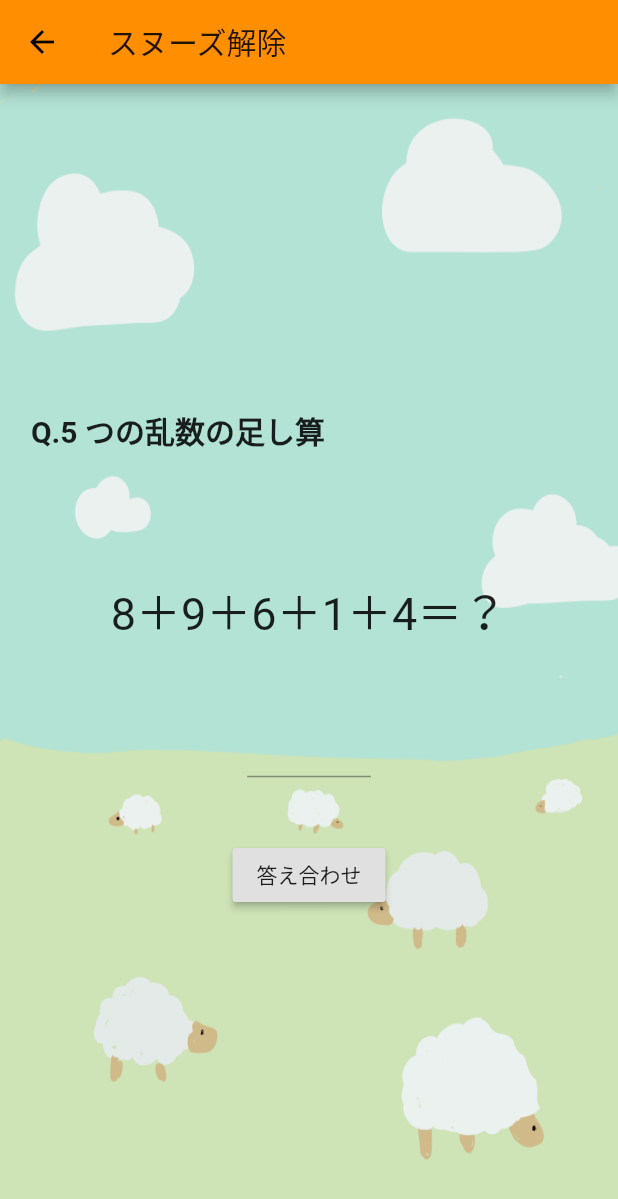
After one commit to 06itsuki08/alarm_clock, a Flutter app: the SnoozeStop screen opened by its route, on a phone screen of 412 x 824 dp. The commit adds this screen. Shown: the top 1199 px of the screen. Run offline on Flutter 3.47's test engine with Material 2 defaults, Android fonts, the light colour scheme and no system bars; our stand-ins replace flutter_local_notifications, shared_preferences, timezone, vibration; missing offline and left inert: barcode_scan, flutter_ringtone_player, workmanager; accounts and stored records are empty; Roboto replaces fonts that are missing (MPLUSRounded).

Commit message:
簡易クイズ追加

```diff
--- a/lib/main.dart
+++ b/lib/main.dart
@@ -6,6 +6,7 @@ import 'package:alarm_clock/screen/alarmstop.dart';
 import 'package:alarm_clock/screen/home.dart';
 import 'package:alarm_clock/screen/mainmenu.dart';
 import 'package:alarm_clock/screen/setting.dart';
+import 'package:alarm_clock/screen/snoozestop.dart';
 import 'package:alarm_clock/val/color.dart';
 import 'package:alarm_clock/val/string.dart';
 import 'package:flutter/cupertino.dart';
@@ -45,7 +46,7 @@ Future<void> main() async {
   IsolateNameServer.registerPortWithName(receivePort.sendPort, sendPortName);
 
 // initialise the plugin. app_icon needs to be a added as a drawable resource to the Android head project
-  Workmanager.initialize(callbackDispatcher, isInDebugMode: true);
+  Workmanager.initialize(callbackDispatcher, isInDebugMode: false);
 
   const AndroidInitializationSettings initializationSettingsAndroid =
       AndroidInitializationSettings('@drawable/notification_icon');
@@ -97,6 +98,7 @@ class MyApp extends StatelessWidget {
         '/alarmsetting': (context) => AlarmSetting(),
         '/setting': (context) => Setting(),
         '/alarmstop': (context) => AlarmStop(),
+        '/snoozestop': (context) => SnoozeStop(),
       },
     );
   }
--- a/lib/screen/alarmsetting.dart
+++ b/lib/screen/alarmsetting.dart
@@ -44,6 +44,7 @@ class _AlarmSettingState extends State<AlarmSetting> {
   @override
   Widget build(BuildContext context) {
     return Scaffold(
+      resizeToAvoidBottomInset: false,
       extendBody: true,
       extendBodyBehindAppBar: true,
       //body アプリのメイン画面
--- a/lib/screen/mainmenu.dart
+++ b/lib/screen/mainmenu.dart
@@ -94,6 +94,12 @@ class _MainMenuState extends State<MainMenu> {
                           crossAxisAlignment: CrossAxisAlignment.center,
                           mainAxisAlignment: MainAxisAlignment.start,
                           children: <Widget>[
+                            RaisedButton(
+                              child: Text('QuizTest'),
+                              onPressed: () {
+                                Navigator.pushNamed(context, '/snoozestop');
+                              },
+                            ),
                             heightSpacer(height: size.height * 0.01),
                             Container(
                               color: Colors.white.withOpacity(0.5),
--- /dev/null
+++ b/lib/screen/snoozestop.dart
@@ -0,0 +1,233 @@
+import 'package:alarm_clock/module/move_alarm.dart';
+import 'package:alarm_clock/module/quiz.dart';
+import 'package:alarm_clock/val/string.dart';
+import 'package:flutter/material.dart';
+import 'dart:math' as math;
+
+class SnoozeStop extends StatefulWidget {
+  @override
+  _SnoozeStopState createState() => _SnoozeStopState();
+}
+
+class _SnoozeStopState extends State<SnoozeStop> {
+  bool quizMistake; //クイズを間違えたか
+  bool quizClear; //クイズが正解したか
+  TextEditingController controller;
+
+  @override
+  void initState() {
+    super.initState();
+    quizClear = false;
+    quizMistake = false;
+    controller = TextEditingController();
+  }
+
+  @override
+  void dispose() {
+    super.dispose();
+  }
+
+  @override
+  Widget build(BuildContext context) {
+    return Scaffold(
+        resizeToAvoidBottomInset: false,
+        appBar: AppBar(
+          title: Text(snoozestop),
+        ),
+        body: Container(
+            height: size.height,
+            width: size.width,
+            decoration: BoxDecoration(
+              image: DecorationImage(
+                image: AssetImage("assets/images/background.png"),
+                fit: BoxFit.fill,
+              ),
+            ),
+            child: switchStopSnoozePage()));
+  }
+
+  switchStopSnoozePage() {
+    if (quizClear == false) {
+      //クイズ画面
+      print('call build quizScreen');
+      return randomQuizSelect();
+    } else if (quizClear) {
+      //スヌーズ解除完了画面
+      return quizClearScreen();
+    }
+  }
+
+  //クイズ画面
+
+  randomQuizSelect() {
+    var random = new math.Random();
+    int selectedQuiz = random.nextInt(quizType);
+
+    switch (selectedQuiz) {
+      case 0:
+        List<int> randomNum = randomNumAdd(quizAnserNum);
+        return buildRandomNumAdd(randomNum);
+        break;
+      case 1:
+        Map<String, Color> randomColor = randomColorSelsect(quizAnserNum);
+        Color trueColor;
+        var values = randomColor.keys.toList();
+        var element = values[random.nextInt(values.length)];
+        trueColor = randomColor['$element'];
+        return buildRandomColorSelect(randomColor, trueColor);
+        break;
+    }
+  }
+
+  //クイズ正解後スヌーズ解除画面
+  quizClearScreen() {
+    return Column(
+      mainAxisAlignment: MainAxisAlignment.start,
+      crossAxisAlignment: CrossAxisAlignment.center,
+      children: <Widget>[
+        heightSpacer(height: size.height * 0.1),
+        Text(
+          '問題に正解しました！\n下のボタンからスヌーズ解除が出来ます',
+          style: TextStyle(fontSize: 20, fontWeight: FontWeight.bold),
+        ),
+        heightSpacer(height: size.height * 0.3),
+        //Test用
+        SizedBox(
+            height: size.height * 0.1,
+            width: size.width / 2,
+            child: RaisedButton(
+              onPressed: () async {
+                await stopAlarm10minSnooze();
+                setState(() {
+                  Navigator.pushNamedAndRemoveUntil(context, "/", (_) => false);
+                });
+              },
+              child: Text(
+                'Snooze解除',
+                style: TextStyle(fontSize: 20, fontWeight: FontWeight.bold),
+              ),
+            )),
+      ],
+    );
+  }
+
+//乱数の足し算の画面
+  buildRandomNumAdd(List<int> randomNumQuiz) {
+    return Column(
+      mainAxisAlignment: MainAxisAlignment.center,
+      crossAxisAlignment: CrossAxisAlignment.center,
+      children: [
+        Row(
+          mainAxisAlignment: MainAxisAlignment.center,
+          crossAxisAlignment: CrossAxisAlignment.center,
+          children: [
+            widthSpacer(width: size.width * 0.05),
+            Expanded(
+              child: Text(
+                'Q.$quizAnserNum つの乱数の足し算',
+                style: TextStyle(fontSize: 20, fontWeight: FontWeight.bold),
+                maxLines: 3,
+                softWrap: true,
+              ),
+            ),
+            widthSpacer(width: size.width * 0.05),
+          ],
+        ),
+        heightSpacer(height: size.height * 0.1),
+        Row(
+          mainAxisAlignment: MainAxisAlignment.center,
+          crossAxisAlignment: CrossAxisAlignment.center,
+          children: [
+            Text(
+              '${randomNumQuiz[0]}＋${randomNumQuiz[1]}＋${randomNumQuiz[2]}＋${randomNumQuiz[3]}＋${randomNumQuiz[4]}＝？',
+              style: TextStyle(fontSize: 30),
+            ),
+          ],
+        ),
+        heightSpacer(height: size.height * 0.05),
+        if (quizMistake)
+          Text(
+            '不正解',
+            style: TextStyle(color: Colors.red, fontSize: 18),
+          ),
+        SizedBox(
+          width: size.width * 0.2,
+          child: TextField(
+            enabled: true,
+            controller: controller,
+            cursorColor: Colors.amber,
+            keyboardType: TextInputType.number,
+            maxLines: 1,
+          ),
+        ),
+        heightSpacer(height: size.height * 0.05),
+        RaisedButton(
+          onPressed: () {
+            if (int.parse(controller.text) == randomNumQuiz[5]) {
+              setState(() {
+                quizClear = true;
+              });
+            } else {
+              setState(() {
+                quizMistake = true;
+              });
+            }
+          },
+          child: Text('答え合わせ'),
+        ),
+      ],
+    );
+  }
+
+  buildRandomColorSelect(
+    Map<String, Color> randomcolor,
+    Color trueColor,
+  ) {
+    List<String> randomColorName = randomcolor.keys.toList();
+    List<Color> randomColor = randomcolor.values.toList();
+    return Column(
+        mainAxisAlignment: MainAxisAlignment.start,
+        crossAxisAlignment: CrossAxisAlignment.center,
+        children: [
+          heightSpacer(height: size.height * 0.1),
+          Text(
+            'Q.下の四角形の色を答えてください',
+            style: TextStyle(fontSize: 20, fontWeight: FontWeight.bold),
+          ),
+          heightSpacer(height: size.height * 0.05),
+          //色の枠
+          SizedBox(
+            width: 100,
+            height: 100,
+            child: Container(
+              decoration: BoxDecoration(color: trueColor),
+            ),
+          ),
+          heightSpacer(height: size.height * 0.05),
+          if (quizMistake)
+            Text(
+              '不正解',
+              style: TextStyle(color: Colors.red, fontSize: 18),
+            ),
+          for (int i = 0; i < randomcolor.length; i++)
+            SizedBox(
+              width: size.width * 0.5,
+              child: RaisedButton(
+                onPressed: () {
+                  if (randomColor[i] == trueColor) {
+                    setState(() {
+                      quizClear = true;
+                    });
+                  } else {
+                    setState(() {
+                      quizMistake = true;
+                    });
+                  }
+                },
+                child: Text('${randomColorName[i]}',
+                    style: TextStyle(fontSize: 20)),
+              ),
+            ),
+        ]);
+  }
+}
--- a/lib/val/string.dart
+++ b/lib/val/string.dart
@@ -7,6 +7,7 @@ final String title = "カメラde目覚まし📷";
 final String alarmSetting = "アラーム設定";
 final String setting = "設定";
 final String alarmstop = "アラーム停止";
+final String snoozestop = "スヌーズ解除";
 final String alartCaution = "注意";
 final String alartConfirmation = "確認";
 final String alartDeleteAlarm = "このアラームを削除します";
```
Also changed, not shown: lib/module/alarm_list.dart (+6 -6 lines), lib/module/move_alarm.dart (+41 -19 lines), lib/module/quiz.dart (added, +107 -0 lines), lib/screen/alarmstop.dart (+146 -48 lines).
